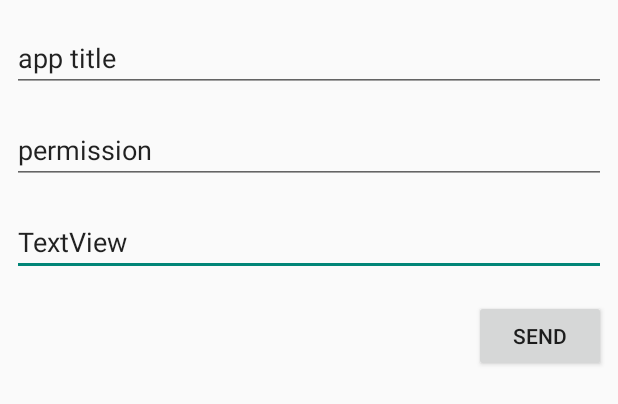
After one commit to emiltang/SEMProject2019, an Android app: the layout fragment_create_warning.xml on its own in the app's theme, with its tools: preview values and no code run, on a phone screen of 412 x 824 dp. The commit adds this screen. Shown: the top 404 px of the screen. Run offline under Robolectric (Android 15) with nearby library versions, the phone set to English and light mode, and no system bars.

Commit message:
Create warningFragment nad add to menu

```diff
--- a/app/build.gradle
+++ b/app/build.gradle
@@ -48,6 +48,7 @@ dependencies {
     implementation 'androidx.constraintlayout:constraintlayout:1.1.3'
     implementation 'com.squareup.okhttp3:okhttp:4.2.1'
     // annotation processors
+    implementation 'androidx.legacy:legacy-support-v4:1.0.0'
     kapt "androidx.room:room-compiler:$room_version"
     // test
     testImplementation 'junit:junit:4.12'
--- a/app/src/main/java/com/example/privacyapp/ui/AppListAdapter.kt
+++ b/app/src/main/java/com/example/privacyapp/ui/AppListAdapter.kt
@@ -26,7 +26,7 @@ class AppListAdapter(
     inner class ViewHolder(view: View) : RecyclerView.ViewHolder(view) {
         fun bind(context: Context, model: ApplicationInfo, clickListener: AppListItemClickListener) {
             itemView.appIcon.setImageDrawable(model.loadIcon(context.packageManager))
-            itemView.appTitle.text = context.packageManager.getApplicationLabel(model)
+            itemView.description.text = context.packageManager.getApplicationLabel(model)
             itemView.setOnClickListener { clickListener.onItemClicked(model) }
         }
     }
--- a/app/src/main/java/com/example/privacyapp/ui/NetworkViewAdapter.kt
+++ b/app/src/main/java/com/example/privacyapp/ui/NetworkViewAdapter.kt
@@ -21,7 +21,7 @@ class NetworkViewAdapter(val context: Context) :
     var list: List<NetworkActivityRecord>
         get() = _list // return _list
         set(value) {
-            _list = value
+            _list = value.reversed()
             notifyDataSetChanged()
         }
 
@@ -35,7 +35,7 @@ class NetworkViewAdapter(val context: Context) :
 
     override fun onBindViewHolder(holder: ViewHolder, position: Int) {
         val item = _list[position]
-        val date = DateUtils.formatDateRange(context, item.startTime, item.endTime, DateUtils.FORMAT_SHOW_TIME)
+        val date = DateUtils.getRelativeTimeSpanString(item.endTime)
         holder.itemView.time.text = "Date: $date"
         holder.itemView.downBytes.text = "Download: ${item.downBytes} Bytes"
         holder.itemView.upBytes.text = "Upload: ${item.upBytes} Bytes"
--- a/app/src/main/java/com/example/privacyapp/ui/fragment/AppDetailFragment.kt
+++ b/app/src/main/java/com/example/privacyapp/ui/fragment/AppDetailFragment.kt
@@ -45,7 +45,7 @@ class AppDetailFragment : Fragment(R.layout.fragment_app_detail), View.OnClickLi
             })
 
         appIcon.setImageDrawable(application.loadIcon(context!!.packageManager))
-        appTitle.text = context!!.packageManager.getApplicationLabel(application)
+        description.text = context!!.packageManager.getApplicationLabel(application)
         permissionButton.setOnClickListener(this)
         openPermSettingsButton.setOnClickListener(this)
 
--- a/app/src/main/res/layout/app_list_item.xml
+++ b/app/src/main/res/layout/app_list_item.xml
@@ -6,11 +6,12 @@
     xmlns:tools="http://schemas.android.com/tools"
     android:layout_width="match_parent"
     android:layout_height="wrap_content"
-    android:padding="16dp"
+    android:padding="8dp"
     tools:ignore="UseCompoundDrawables"
 >
 
     <ImageView
+        android:layout_margin="8dp"
         android:id="@+id/appIcon"
         android:layout_width="24dp"
         android:layout_height="24dp"
@@ -19,7 +20,8 @@
     />
 
     <TextView
-        android:id="@+id/appTitle"
+        android:id="@+id/description"
+        android:layout_margin="8dp"
         android:layout_width="match_parent"
         android:layout_height="wrap_content"
         android:text="@string/textview"
--- /dev/null
+++ b/app/src/main/res/layout/fragment_create_warning.xml
@@ -0,0 +1,58 @@
+<?xml version="1.0" encoding="utf-8"?>
+<androidx.constraintlayout.widget.ConstraintLayout
+    xmlns:android="http://schemas.android.com/apk/res/android"
+    xmlns:app="http://schemas.android.com/apk/res-auto"
+    xmlns:tools="http://schemas.android.com/tools"
+    android:id="@+id/layout"
+    android:layout_width="match_parent"
+    android:layout_height="match_parent"
+    tools:context=".ui.fragment.CreateWarningFragment">
+
+    <EditText
+        android:id="@+id/description"
+        android:layout_width="0dp"
+        android:layout_height="wrap_content"
+        android:layout_marginStart="8dp"
+        android:layout_marginTop="16dp"
+        android:layout_marginEnd="8dp"
+        android:text="TextView"
+        app:layout_constraintEnd_toEndOf="parent"
+        app:layout_constraintStart_toStartOf="parent"
+        app:layout_constraintTop_toBottomOf="@+id/permission"
+    />
+    <EditText
+        android:id="@+id/textView3"
+        android:layout_width="0dp"
+        android:layout_height="wrap_content"
+        android:layout_marginStart="8dp"
+        android:layout_marginTop="16dp"
+        android:layout_marginEnd="8dp"
+        android:text="app title"
+        app:layout_constraintEnd_toEndOf="parent"
+        app:layout_constraintStart_toStartOf="parent"
+        app:layout_constraintTop_toTopOf="parent"
+    />
+    <EditText
+        android:id="@+id/permission"
+        android:layout_width="0dp"
+        android:layout_height="wrap_content"
+        android:layout_marginStart="8dp"
+        android:layout_marginTop="16dp"
+        android:layout_marginEnd="8dp"
+        android:text="permission"
+        app:layout_constraintEnd_toEndOf="parent"
+        app:layout_constraintHorizontal_bias="0.0"
+        app:layout_constraintStart_toStartOf="parent"
+        app:layout_constraintTop_toBottomOf="@+id/textView3"
+    />
+    <Button
+        android:id="@+id/sendButton"
+        android:layout_width="wrap_content"
+        android:layout_height="wrap_content"
+        android:layout_marginTop="16dp"
+        android:layout_marginEnd="8dp"
+        android:text="send"
+        app:layout_constraintEnd_toEndOf="parent"
+        app:layout_constraintTop_toBottomOf="@+id/description"
+    />
+</androidx.constraintlayout.widget.ConstraintLayout>
--- a/app/src/main/res/menu/nav_drawer_menu.xml
+++ b/app/src/main/res/menu/nav_drawer_menu.xml
@@ -1,4 +1,5 @@
 <?xml version="1.0" encoding="utf-8"?>
 <menu xmlns:android="http://schemas.android.com/apk/res/android">
+    <item android:id="@+id/warning" android:title="Create Privacy Warning"/>
     <item android:title="@string/action_settings"/>
 </menu>
--- a/app/src/main/res/navigation/nav_graph.xml
+++ b/app/src/main/res/navigation/nav_graph.xml
@@ -17,4 +17,7 @@
     </fragment>
     <fragment android:id="@+id/permissionFragment" android:name="com.example.privacyapp.ui.fragment.PermissionFragment"
               android:label="fragment_permission_list" tools:layout="@layout/fragment_permission"/>
+    <fragment android:id="@+id/createWarningFragment"
+              android:name="com.example.privacyapp.ui.fragment.CreateWarningFragment"
+              android:label="fragment_create_warning" tools:layout="@layout/fragment_create_warning"/>
 </navigation>
```
Also changed, not shown: app/src/main/java/com/example/privacyapp/ui/MainActivity.kt (+13 -2 lines), app/src/main/java/com/example/privacyapp/ui/fragment/CreateWarningFragment.kt (added, +9 -0 lines), app/src/main/res/layout/fragment_app_detail.xml (+10 -15 lines).
